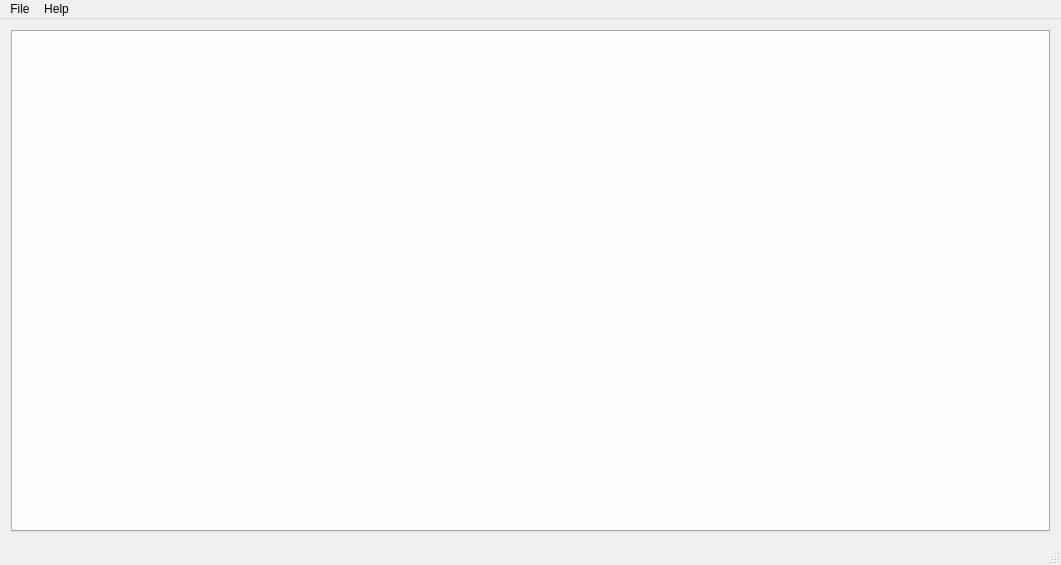
Qt form src/mainwindow.ui (ty0x2333/TyLauncher) before a commit.
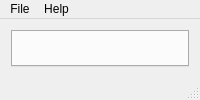
The same form after that commit. Icons and pictures are not drawn. Custom widgets are drawn as their Qt base class.

Commit message: M MainWindow auto resize.

What changed in the file:
```diff
--- a/src/mainwindow.ui
+++ b/src/mainwindow.ui
@@ -2,14 +2,6 @@
 <ui version="4.0">
  <class>MainWindow</class>
  <widget class="QMainWindow" name="MainWindow">
-  <property name="geometry">
-   <rect>
-    <x>0</x>
-    <y>0</y>
-    <width>1061</width>
-    <height>565</height>
-   </rect>
-  </property>
   <property name="windowTitle">
    <string>TyLauncher</string>
   </property>
@@ -17,9 +9,6 @@
    <iconset resource="res.qrc">
     <normaloff>:/img/images/logo.ico</normaloff>:/img/images/logo.ico</iconset>
   </property>
-  <property name="styleSheet">
-   <string notr="true"/>
-  </property>
   <widget class="QWidget" name="centralWidget">
    <layout class="QVBoxLayout" name="verticalLayout">
     <item>
@@ -46,7 +35,7 @@
     <rect>
      <x>0</x>
      <y>0</y>
-     <width>1061</width>
+     <width>145</width>
      <height>23</height>
     </rect>
    </property>
```
The commit also changes 1 other file.
